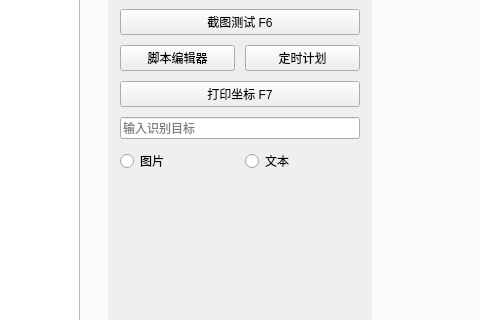
First picture: the form in resource/ui/UI.ui, repository syfoud/Simulated_Scepter, before the edit; both pictures show x 784 to 1264 and y 313 to 633 of the 1460 by 800 pixel window.
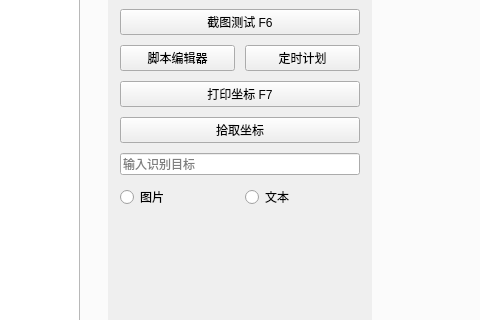
Second picture: the form after the edit. Icons and pictures are not drawn. Custom widgets are drawn as their Qt base class.

Commit message:
refactor(gui): 拾取坐标按钮改由 UI.ui 统一加载
上一版在 new_gui.py 里用代码动态创建按钮再插进布局，绕过了 .ui 资源，和项目
「界面统一由 UI.ui 加载」的做法不一致。

改成在 UI.ui 的 Lay_Tab1_Right 里声明 AnimatedButton（紧跟打印坐标），随
uic.loadUi 一起加载；new_gui.py 只保留信号连接与按钮文字同步定时器，删掉动态
创建和布局查找。

验证：UI.ui 解析通过且 pick_btn 位于 print_btn 之后；GUI 启动无异常，调试区
正常显示「拾取坐标」；ruff 与 compileall 通过。

```diff
--- a/resource/ui/UI.ui
+++ b/resource/ui/UI.ui
@@ -910,6 +910,13 @@
                       </property>
                      </widget>
                     </item>
+                    <item>
+                     <widget class="AnimatedButton" name="pick_btn">
+                      <property name="text">
+                       <string>拾取坐标</string>
+                      </property>
+                     </widget>
+                    </item>
                     <item>
                      <widget class="QLineEdit" name="PrintEdit">
                       <property name="placeholderText">
```
The commit also changes 1 other file.
